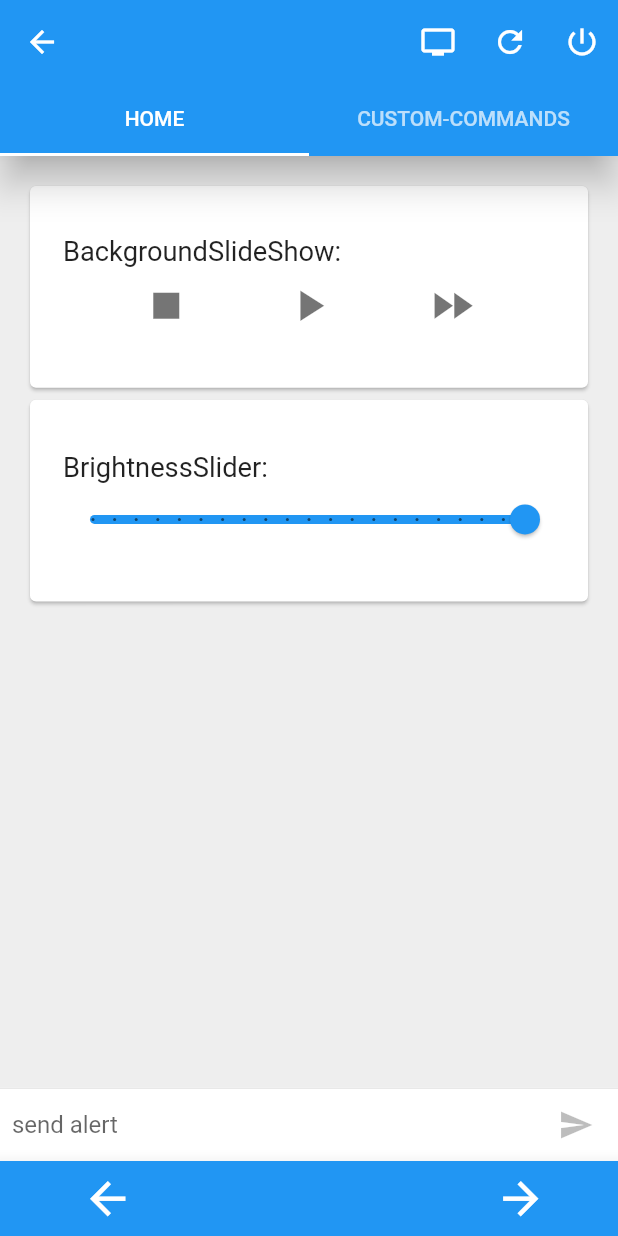
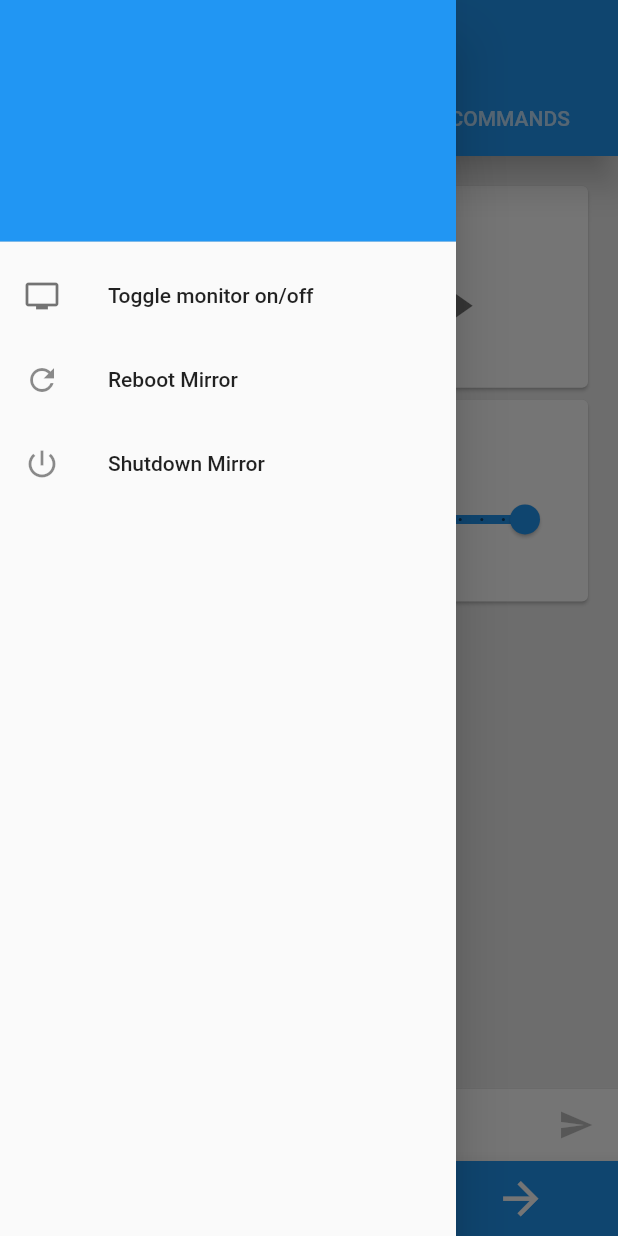
Before and after one commit to Klettner/MM-Remote, a Flutter app: the MyHomePage screen opened directly with empty values, with the side drawer open (before the commit the screen has no drawer), on a phone screen of 412 x 824 dp. Run offline on Flutter 3.47's test engine with Material 2 defaults, Android fonts, the phone set to English and light mode, and no system bars; our stand-ins replace sqflite; accounts and stored records are empty.

Commit message:
-homePage: added Drawer -changed toolTips to start with upper-Case letter

```diff
--- a/lib/addDevice.dart
+++ b/lib/addDevice.dart
@@ -100,7 +100,7 @@ class _AddDevicePageState extends State<AddDevicePage> {
                   child: Text('CREATE'),
                   elevation: 8.0,
                   shape: RoundedRectangleBorder(
-                    borderRadius: BorderRadius.all(Radius.circular(50.0)),
+                    borderRadius: BorderRadius.all(Radius.circular(15.0)),
                   ),
                   onPressed:
                       (_isComposingTitle && _isComposingIp && _isComposingPort)
--- a/lib/home.dart
+++ b/lib/home.dart
@@ -76,33 +76,6 @@ class _MyHomePageState extends State<MyHomePage>
       title: Text(
         args.title,
       ),
-      actions: <Widget>[
-        IconButton(
-          icon: Icon(
-            Icons.tv,
-            color: _monitorToggleColor,
-            semanticLabel: 'toggleMonitor',
-          ),
-          tooltip: 'switch monitor on/off',
-          onPressed: _toggleMonitor,
-        ),
-        IconButton(
-          icon: Icon(
-            Icons.refresh,
-            semanticLabel: 'reboot',
-          ),
-          tooltip: 'reboot mirror',
-          onPressed: _rebootPi,
-        ),
-        IconButton(
-          icon: Icon(
-            Icons.power_settings_new,
-            semanticLabel: 'shutdown',
-          ),
-          tooltip: 'shutdown mirror',
-          onPressed: _shutdownPi,
-        ),
-      ],
       bottom: TabBar(
         controller: _tabController,
         tabs: myTabs,
@@ -112,6 +85,54 @@ class _MyHomePageState extends State<MyHomePage>
 
     return Scaffold(
       appBar: appBar,
+      drawer: Drawer(
+        child: ListView(
+          padding: EdgeInsets.zero,
+          children:  <Widget>[
+            DrawerHeader(
+              decoration: BoxDecoration(
+                color: Colors.blue,
+              ),
+              child: Text(
+                title,
+                style: TextStyle(
+                  color: Colors.white,
+                  fontSize: 24,
+                ),
+              ),
+            ),
+            ListTile(
+              //TODO: create Toggle Icon
+              leading: Icon( Icons.tv,
+                color: Colors.black54,
+                semanticLabel: 'toggleMonitor'),
+              title: Text('Toggle monitor on/off'),
+              onTap: (){
+                _toggleMonitor();
+                Navigator.of(context).pop();
+              },
+            ),
+            ListTile(
+              leading: Icon(Icons.refresh,
+                semanticLabel: 'reboot'),
+              title: Text('Reboot Mirror'),
+              onTap: () {
+                _rebootPi();
+                Navigator.of(context).pop();
+              },
+            ),
+            ListTile(
+              leading: Icon(Icons.power_settings_new,
+                semanticLabel: 'shutdown',),
+              title: Text('Shutdown Mirror'),
+              onTap: () {
+                _shutdownPi();
+                Navigator.of(context).pop();
+              },
+            ),
+          ],
+        ),
+      ),
       body: Builder(
         builder: (context) => TabBarView(
           controller: _tabController,
@@ -162,21 +183,21 @@ class _MyHomePageState extends State<MyHomePage>
                                       new IconButton(
                                           icon: Icon(Icons.stop,
                                               semanticLabel: 'stop slideshow'),
-                                          tooltip: 'stop slideshow',
+                                          tooltip: 'Stop slideshow',
                                           color: Colors.black54,
                                           iconSize: 35.0,
                                           onPressed: _backgroundSlideShowStop),
                                       new IconButton(
                                           icon: Icon(Icons.play_arrow,
                                               semanticLabel: 'start slideshow'),
-                                          tooltip: 'start slideshow',
+                                          tooltip: 'Start slideshow',
                                           color: Colors.black54,
                                           iconSize: 35.0,
                                           onPressed: _backgroundSlideShowPlay),
                                       new IconButton(
                                           icon: Icon(Icons.fast_forward,
                                               semanticLabel: 'next picture'),
-                                          tooltip: 'next picture',
+                                          tooltip: 'Next picture',
                                           color: Colors.black54,
                                           iconSize: 35.0,
                                           onPressed: _backgroundSlideShowNext),
@@ -215,7 +236,7 @@ class _MyHomePageState extends State<MyHomePage>
                                     divisions: 20,
                                     activeColor: Colors.blue,
                                     inactiveColor: Colors.black54,
-                                    label: 'changing Brightness',
+                                    label: 'changing brightness',
                                     semanticFormatterCallback:
                                         (double newValue) {
                                       return '${newValue.round()}/200 brightness';
@@ -267,7 +288,7 @@ class _MyHomePageState extends State<MyHomePage>
                                   color: Colors.black54,
                                   disabledColor: Colors.black26,
                                   tooltip:
-                                      'send an alert or send "/AlertDuration: int" to set the display-time of an alert',
+                                      'Send an alert or send "/AlertDuration: int" to set the display-time of an alert',
                                   onPressed: _isComposing
                                       ? () => _evaluateAlert(
                                           _textController.text, context)
@@ -306,6 +327,8 @@ class _MyHomePageState extends State<MyHomePage>
                     Align(
                         alignment: Alignment.lerp(
                             Alignment.center, Alignment.centerRight, 0.85),
+                        child: Tooltip(
+                          message: 'Create new custom-command',
                           child: FloatingActionButton(
                             child: Icon(
                               Icons.add,
@@ -318,6 +341,7 @@ class _MyHomePageState extends State<MyHomePage>
                             onPressed: () {
                               _navigateAndCreateCustomCommand(context);
                             },
+                          ),
                         )),
                     SizedBox(height: 20),
                   ],
@@ -342,7 +366,7 @@ class _MyHomePageState extends State<MyHomePage>
                         size: 35.0,
                         color: Colors.white,
                         semanticLabel: 'previous page'),
-                    tooltip: 'previous mirror-page',
+                    tooltip: 'Previous mirror-page',
                     onPressed: () {
                       _decrementPage(context);
                     }),
@@ -356,7 +380,7 @@ class _MyHomePageState extends State<MyHomePage>
                       size: 35.0,
                       color: Colors.white,
                       semanticLabel: 'next page'),
-                  tooltip: 'next mirror-page',
+                  tooltip: 'Next mirror-page',
                   onPressed: () {
                     _incrementPage(context);
                   },
--- a/lib/start.dart
+++ b/lib/start.dart
@@ -107,7 +107,7 @@ class _StartPageState extends State<StartPage> {
                   color: Colors.white,
                   semanticLabel: 'delete last',
                 ),
-                tooltip: 'delete last device',
+                tooltip: 'Delete last device',
                 onPressed: () {
                   _deleteLastCard();
                 },
@@ -122,7 +122,7 @@ class _StartPageState extends State<StartPage> {
           size: 30.0,
           semanticLabel: 'add Device',
         ),
-        tooltip: 'add new device',
+        tooltip: 'Add new device',
         onPressed: () {
           _navigateAndCreateNewCard(context);
         },
```
Lines whose indentation alone changed are shown as unchanged.
